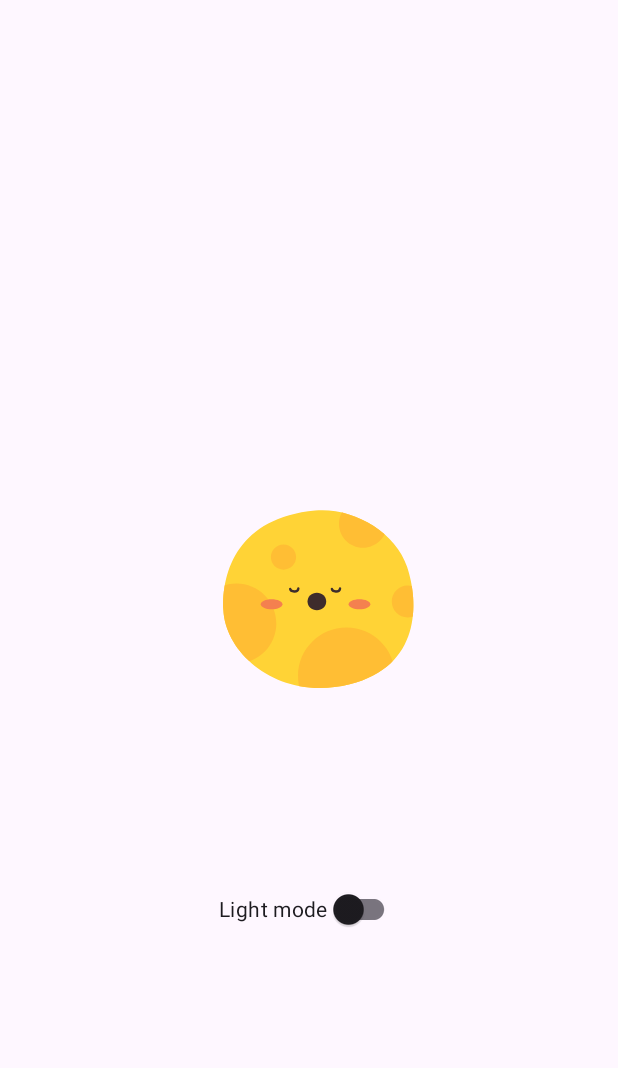
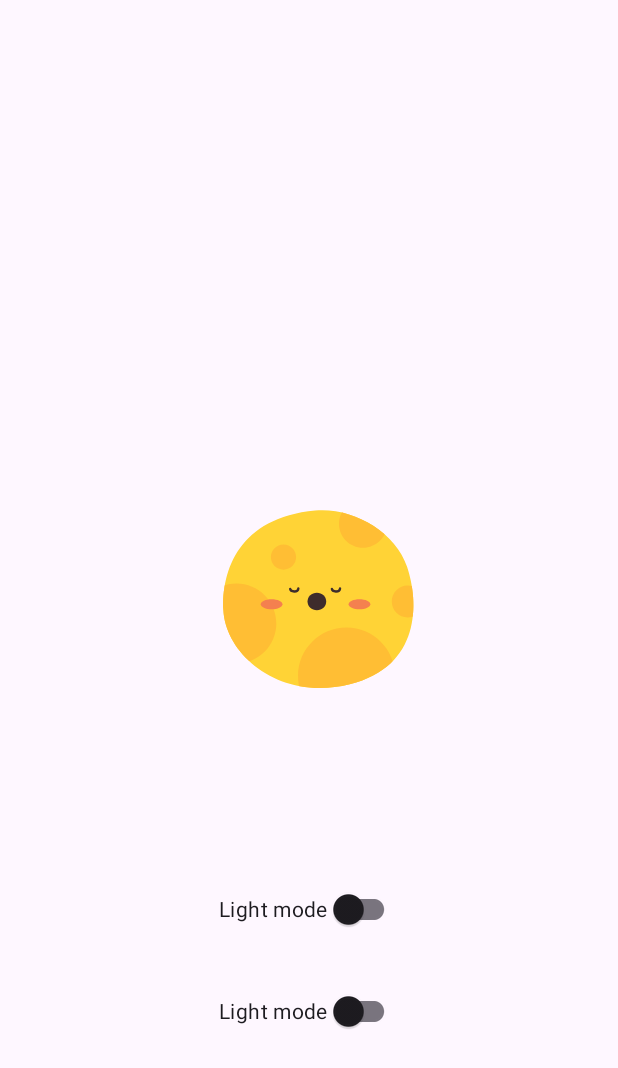
Before and after one commit to OmidrezaBagheriyan/DataStoreAndroid, an Android app: the layout activity_main.xml on its own in the app's theme, with its tools: preview values and no code run, on a phone screen of 412 x 824 dp. Shown: the top 1068 px of the screen. Run offline under Robolectric (Android 15) with nearby library versions, the phone set to English and light mode, and no system bars.

Commit message:
Add switch language in activity_main.xml

```diff
--- a/app/src/main/res/layout/activity_main.xml
+++ b/app/src/main/res/layout/activity_main.xml
@@ -34,5 +34,15 @@
             app:layout_constraintStart_toStartOf="parent"
             app:layout_constraintTop_toBottomOf="@+id/lottieUIMode" />
 
+        <com.google.android.material.switchmaterial.SwitchMaterial
+            android:id="@+id/swLangMode"
+            android:layout_width="wrap_content"
+            android:layout_height="wrap_content"
+            android:layout_margin="20dp"
+            android:text="@string/text_light_mode"
+            app:layout_constraintEnd_toEndOf="parent"
+            app:layout_constraintStart_toStartOf="parent"
+            app:layout_constraintTop_toBottomOf="@+id/swUIMode" />
+
     </androidx.constraintlayout.widget.ConstraintLayout>
 </layout>
```
